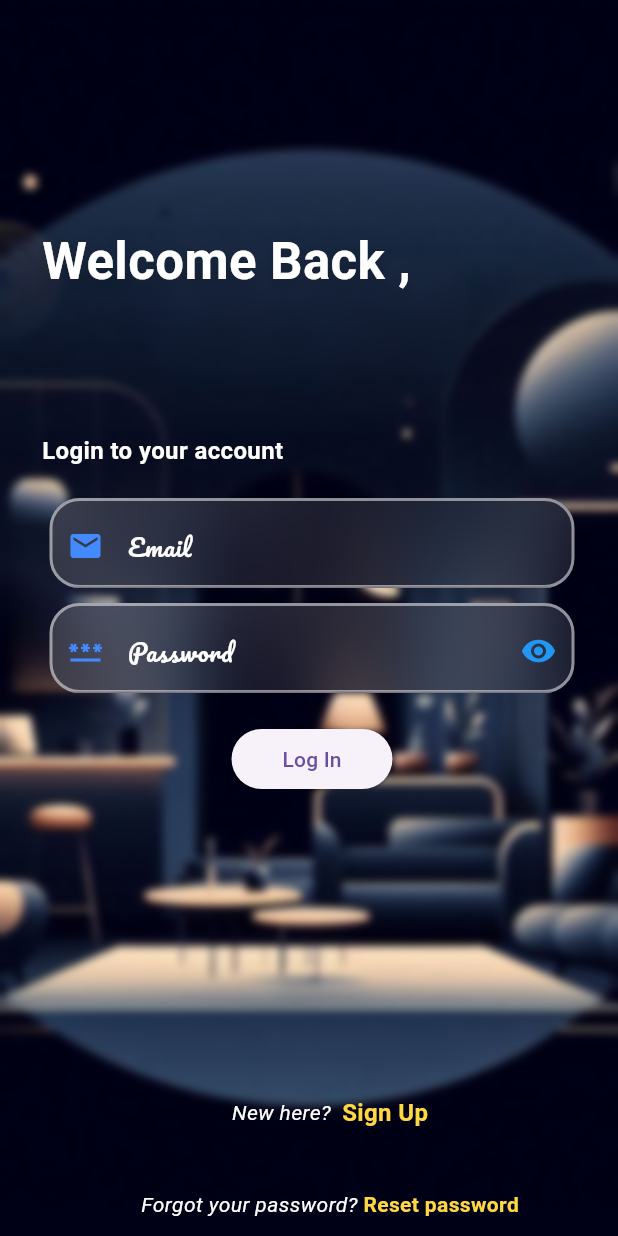
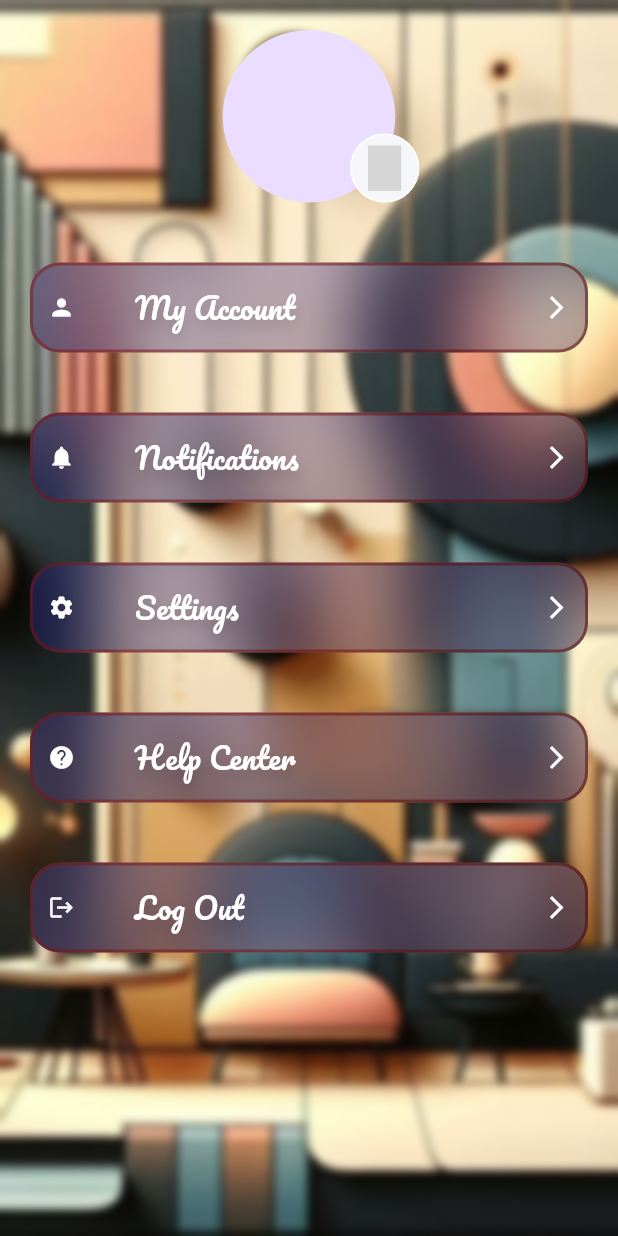
Before and after one commit to Aadithyakr/AR-interior-designer, a Flutter app: the screen it shows after launch, after a tap on "Log In", on a phone screen of 412 x 824 dp. Run offline on Flutter 3.47's test engine with Material 3 defaults, Android fonts, the phone set to English and light mode, and no system bars; drawn by our look-alikes of glassmorphism; our stand-ins replace equatable, firebase_auth, firebase_core, flutter_bloc, flutter_svg, google_fonts; accounts and stored records are empty; Roboto replaces fonts that are missing (Montserrat); grey boxes are pictures that could not be loaded.

Commit message:
feat/profile_page

```diff
--- /dev/null
+++ b/devtools_options.yaml
@@ -0,0 +1,3 @@
+description: This file stores settings for Dart & Flutter DevTools.
+documentation: https://docs.flutter.dev/tools/devtools/extensions#configure-extension-enablement-states
+extensions:
--- /dev/null
+++ b/lib/helpers/loading/profile_menu.dart
@@ -0,0 +1,90 @@
+import 'package:flutter/material.dart';
+import 'package:glassmorphism/glassmorphism.dart';
+import 'package:google_fonts/google_fonts.dart';
+
+// ignore: must_be_immutable
+class ProfileMenu extends StatelessWidget {
+  IconData icon;
+
+  ProfileMenu({
+    super.key,
+    required this.text,
+    required this.icon,
+    this.press,
+  });
+
+  final String text;
+  final VoidCallback? press;
+
+  @override
+  Widget build(BuildContext context) {
+    return GlassmorphicContainer(
+      margin: const EdgeInsets.all(20),
+      width: MediaQuery.of(context).size.width,
+      height: 60,
+      borderRadius: 20,
+      blur: 20,
+      alignment: Alignment.bottomCenter,
+      border: 2,
+      linearGradient: LinearGradient(
+          begin: Alignment.topLeft,
+          end: Alignment.bottomRight,
+          colors: [
+            const Color.fromARGB(255, 10, 12, 132).withOpacity(0.3),
+            const Color.fromARGB(255, 81, 9, 101).withOpacity(0.2),
+          ],
+          stops: const [
+            0.1,
+            1,
+          ]),
+      borderGradient: LinearGradient(
+        begin: Alignment.topLeft,
+        end: Alignment.bottomRight,
+        colors: [
+          const Color.fromARGB(255, 136, 18, 18).withOpacity(0.5),
+          const Color.fromARGB(255, 80, 3, 3).withOpacity(0.5),
+        ],
+      ),
+      child: TextButton(
+        style: TextButton.styleFrom(
+          foregroundColor: Colors.lightBlueAccent,
+          shape:
+              RoundedRectangleBorder(borderRadius: BorderRadius.circular(15)),
+        ),
+        onPressed: press,
+        child: Row(
+          children: [
+            const SizedBox(
+              height: 100,
+            ),
+            Icon(
+              icon,
+              color: Colors.white,
+            ),
+            const SizedBox(width: 40),
+            Expanded(
+                child: Text(
+              text,
+              style: GoogleFonts.pacifico(
+                color: Colors.white,
+                fontSize: 20.0,
+                fontWeight: FontWeight.w400,
+                shadows: [
+                  const BoxShadow(
+                    color: Color.fromRGBO(0, 0, 0, 0.15),
+                    offset: Offset(0, 5),
+                    blurRadius: 10.0,
+                  )
+                ],
+              ),
+            )),
+            const Icon(
+              Icons.arrow_forward_ios,
+              color: Colors.white,
+            ),
+          ],
+        ),
+      ),
+    );
+  }
+}
--- /dev/null
+++ b/lib/helpers/loading/profile_pic.dart
@@ -0,0 +1,45 @@
+import 'package:flutter/material.dart';
+import 'package:flutter_svg/flutter_svg.dart';
+
+class ProfilePic extends StatelessWidget {
+  const ProfilePic({
+    super.key,
+  });
+
+  @override
+  Widget build(BuildContext context) {
+    return SizedBox(
+      height: 115,
+      width: 115,
+      child: Stack(
+        fit: StackFit.expand,
+        clipBehavior: Clip.none,
+        children: [
+          const CircleAvatar(
+              // backgroundImage: AssetImage("assets/images/Profile Image.png"),
+              ),
+          Positioned(
+            right: -16,
+            bottom: 0,
+            child: SizedBox(
+              height: 46,
+              width: 46,
+              child: TextButton(
+                style: TextButton.styleFrom(
+                  foregroundColor: Colors.white,
+                  shape: RoundedRectangleBorder(
+                    borderRadius: BorderRadius.circular(50),
+                    side: const BorderSide(color: Colors.white),
+                  ),
+                  backgroundColor: const Color(0xFFF5F6F9),
+                ),
+                onPressed: () {},
+                child: SvgPicture.asset("assets/icons/Camera Icon.svg"),
+              ),
+            ),
+          )
+        ],
+      ),
+    );
+  }
+}
--- a/lib/helpers/loading/screen.dart
+++ b/lib/helpers/loading/screen.dart
@@ -1,7 +1,7 @@
 import 'dart:async';
 
-import 'package:adhicine/helpers/loading/controller.dart';
 import 'package:flutter/material.dart';
+import 'package:pro_s6/helpers/loading/controller.dart';
 
 class LoadingScreen {
   static final LoadingScreen _shared = LoadingScreen._sharedInstance();
--- /dev/null
+++ b/lib/screens/profile_page_view.dart
@@ -0,0 +1,67 @@
+import 'dart:ui';
+
+import 'package:flutter/material.dart';
+
+import 'package:pro_s6/helpers/loading/profile_menu.dart';
+import 'package:pro_s6/helpers/loading/profile_pic.dart';
+
+class ProfilePageView extends StatelessWidget {
+  static String routeName = "/profile";
+
+  const ProfilePageView({super.key});
+  @override
+  Widget build(BuildContext context) {
+    return SafeArea(
+      child: Scaffold(
+        body: Expanded(
+          child: Container(
+            height: MediaQuery.of(context).size.height,
+            decoration: const BoxDecoration(
+              image: DecorationImage(
+                image: AssetImage('assets/Profile_background1.jpg'),
+                fit: BoxFit.fitHeight,
+              ),
+            ),
+            child: BackdropFilter(
+              filter: ImageFilter.blur(sigmaX: 3.0, sigmaY: 3.0),
+              child: SingleChildScrollView(
+                padding: const EdgeInsets.symmetric(vertical: 20),
+                child: Column(
+                  children: [
+                    const ProfilePic(),
+                    const SizedBox(height: 20),
+                    ProfileMenu(
+                      text: "My Account",
+                      icon: Icons.person,
+                      press: () => {},
+                    ),
+                    ProfileMenu(
+                      text: "Notifications",
+                      icon: Icons.notifications,
+                      press: () {},
+                    ),
+                    ProfileMenu(
+                      text: "Settings",
+                      icon: Icons.settings,
+                      press: () {},
+                    ),
+                    ProfileMenu(
+                      text: "Help Center",
+                      icon: Icons.help,
+                      press: () {},
+                    ),
+                    ProfileMenu(
+                      text: "Log Out",
+                      icon: Icons.logout,
+                      press: () {},
+                    ),
+                  ],
+                ),
+              ),
+            ),
+          ),
+        ),
+      ),
+    );
+  }
+}
--- a/lib/screens/sign_up.dart
+++ b/lib/screens/sign_up.dart
@@ -435,7 +435,10 @@ class _SignUpFieldsState extends State<SignUpFields> {
                 ),
               ),
             ),
-            FormError(errors: errors),
+            FormError(
+              errors: errors,
+              key: UniqueKey(),
+            ),
             const SizedBox(height: 20),
             ElevatedButton(
               onPressed: () {
--- a/lib/screens/splash_page.dart
+++ b/lib/screens/splash_page.dart
@@ -62,7 +62,7 @@ class SplashScreenState extends State<SplashScreen>
                       children: [
                         TextSpan(text: 'Powered by '),
                         TextSpan(
-                            text: 'int2.io',
+                            text: 'adithyan r',
                             style: TextStyle(fontWeight: FontWeight.bold))
                       ]),
                 ),
--- a/lib/screens/welcome_back_page.dart
+++ b/lib/screens/welcome_back_page.dart
@@ -2,6 +2,7 @@ import 'dart:ui';
 import 'package:flutter/material.dart';
 import 'package:glassmorphism/glassmorphism.dart';
 import 'package:google_fonts/google_fonts.dart';
+import 'package:pro_s6/screens/profile_page_view.dart';
 import 'package:pro_s6/screens/sign_up.dart';
 
 class WelcomeBackPage extends StatefulWidget {
@@ -237,7 +238,9 @@ class _LoginFieldsState extends State<LoginFields> {
             const SizedBox(height: 20),
             ElevatedButton(
               onPressed: () {
-                //Navigator.of(context).push(MaterialPageRoute(builder: (context) => SplashScreen(),;
+                Navigator.of(context).push(MaterialPageRoute(
+                  builder: (context) => ProfilePageView(),
+                ));
               },
               child: const Padding(
                 padding: EdgeInsets.symmetric(horizontal: 10),
```
Also changed, not shown: assets/Profile_background1.jpg (added), pubspec.lock, 1 other file.
